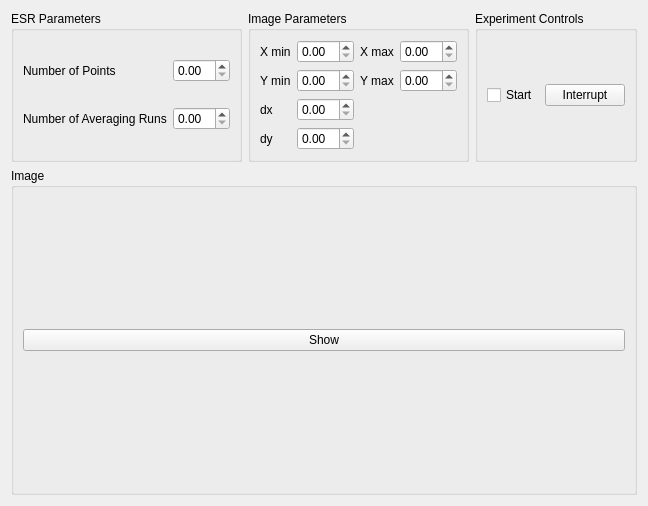
First picture: the form in quantum_sensing/fancy_microscope/image_test.ui, repository saahitmog/quantum-sensing, before the edit.
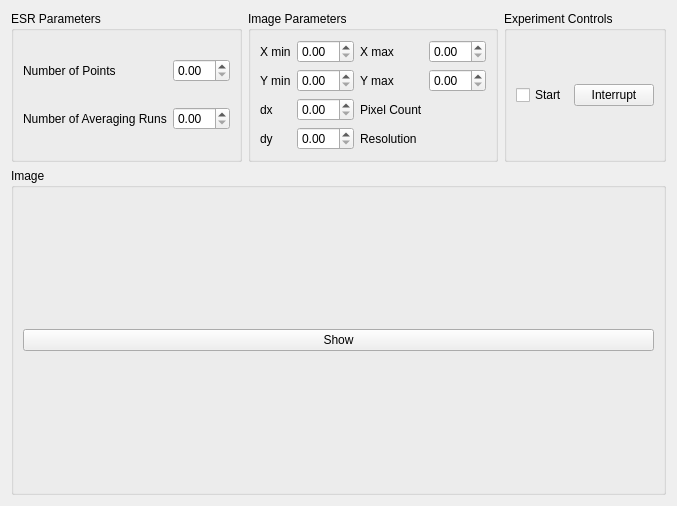
Second picture: the form after the edit.

Commit message: New Image Measurement classes

Diff of the .ui file:
```diff
--- a/quantum_sensing/fancy_microscope/image_test.ui
+++ b/quantum_sensing/fancy_microscope/image_test.ui
@@ -118,6 +118,28 @@
        </widget>
       </item>
 
+      <item row="3" column="3">
+       <widget class="QLabel" name="res"/>
+      </item>
+      <item row="3" column="2">
+       <widget class="QLabel" name="label_10">
+        <property name="text">
+         <string>Resolution</string>
+        </property>
+       </widget>
+      </item>
+
+      <item row="2" column="3">
+       <widget class="QLabel" name="num_pts"/>
+      </item>
+      <item row="2" column="2">
+       <widget class="QLabel" name="label_10">
+        <property name="text">
+         <string>Pixel Count</string>
+        </property>
+       </widget>
+      </item>
+
      </layout>
     </widget>
    </item>
```
The commit also changes 102 other files.
